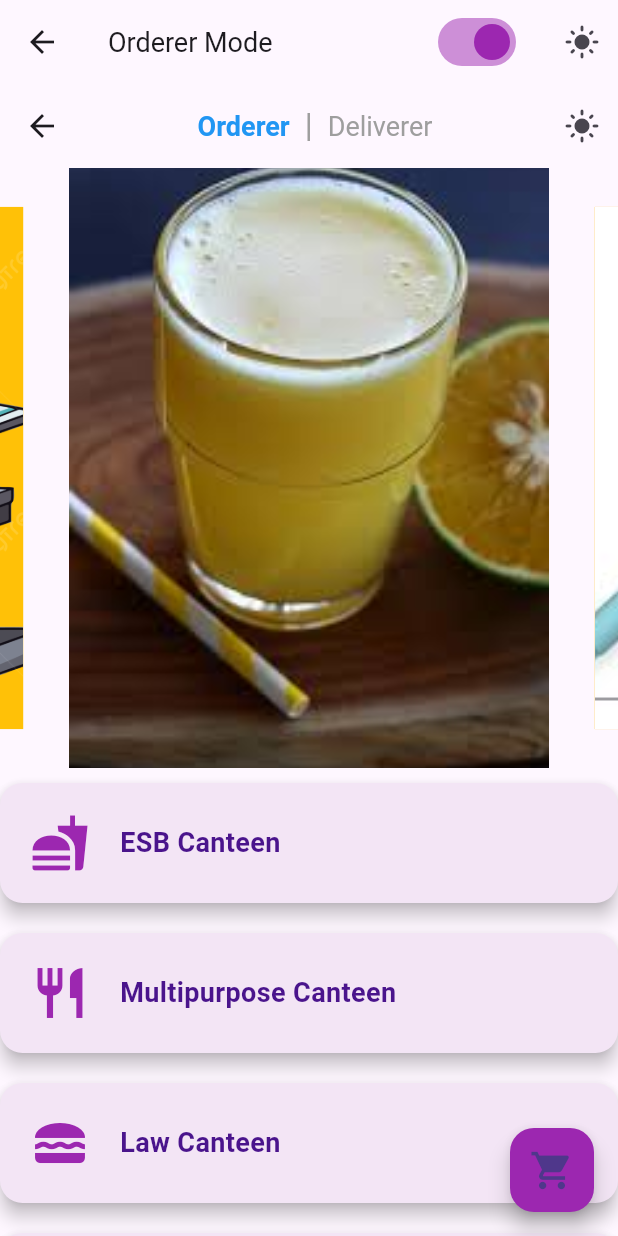
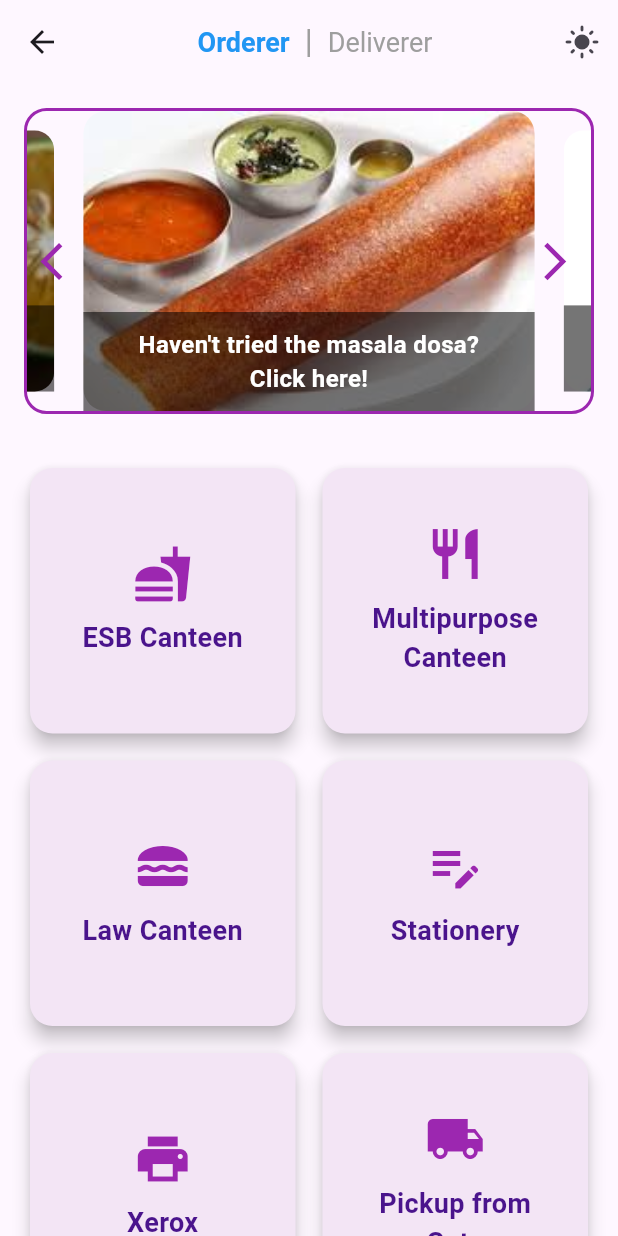
Before and after one commit to aarthipv/StudVery, a Flutter app: the DeliveryPage screen opened directly, scrolled down 464 dp, after a tap on "Orderer", on a phone screen of 412 x 824 dp. Run offline on Flutter 3.47's test engine with Material 3 defaults, Android fonts, the phone set to English and light mode, and no system bars; drawn by our look-alikes of carousel_slider; our stand-ins replace cloud_firestore, firebase_auth, firebase_core; missing offline and left inert: dart:js, dart:js_util; accounts and stored records are empty.

Commit message:
final changes hopefully

```diff
--- /dev/null
+++ b/lib/common_app_bar.dart
@@ -0,0 +1,77 @@
+import 'package:flutter/material.dart';
+import 'package:provider/provider.dart';
+import 'main.dart'; // Import MyHomePage
+import 'delivery.dart'; // Import DeliveryPage
+import 'theme_notifier.dart'; // Import the ThemeNotifier
+
+class CommonAppBar extends StatelessWidget implements PreferredSizeWidget {
+  final bool isOrdererMode;
+
+  CommonAppBar({required this.isOrdererMode});
+
+  @override
+  Widget build(BuildContext context) {
+    return AppBar(
+      title: Row(
+        mainAxisAlignment: MainAxisAlignment.center,
+        children: [
+          GestureDetector(
+            onTap: () {
+              if (!isOrdererMode) {
+                Navigator.pushReplacement(
+                  context,
+                  MaterialPageRoute(builder: (context) => MyHomePage()),
+                );
+              }
+            },
+            child: Text(
+              'Orderer',
+              style: TextStyle(
+                fontSize: 18,
+                fontWeight: isOrdererMode ? FontWeight.bold : FontWeight.normal,
+                color: isOrdererMode ? Colors.blue : Colors.grey,
+              ),
+            ),
+          ),
+          SizedBox(width: 10),
+          Text('|', style: TextStyle(color: Colors.grey)),
+          SizedBox(width: 10),
+          GestureDetector(
+            onTap: () {
+              if (isOrdererMode) {
+                Navigator.pushReplacement(
+                  context,
+                  MaterialPageRoute(builder: (context) => DeliveryPage()),
+                );
+              }
+            },
+            child: Text(
+              'Deliverer',
+              style: TextStyle(
+                fontSize: 18,
+                fontWeight: isOrdererMode ? FontWeight.normal : FontWeight.bold,
+                color: isOrdererMode ? Colors.grey : Colors.blue,
+              ),
+            ),
+          ),
+        ],
+      ),
+      centerTitle: true,
+      actions: [
+        IconButton(
+          icon: Icon(
+            Provider.of<ThemeNotifier>(context).isDarkTheme
+                ? Icons.dark_mode
+                : Icons.light_mode,
+          ),
+          onPressed: () {
+            Provider.of<ThemeNotifier>(context, listen: false).toggleTheme();
+          },
+        ),
+      ],
+    );
+  }
+
+  @override
+  Size get preferredSize => Size.fromHeight(kToolbarHeight);
+}
--- a/lib/delivery.dart
+++ b/lib/delivery.dart
@@ -2,6 +2,7 @@ import 'package:flutter/material.dart';
 import 'package:provider/provider.dart';
 import 'package:flutter_application_2/main.dart'; // Import MyHomePage
 import 'theme_notifier.dart'; // Import the ThemeNotifier
+import 'common_app_bar.dart'; // Import the CommonAppBar
 
 class DeliveryPage extends StatefulWidget {
   @override
@@ -88,61 +89,7 @@ class _DeliveryPageState extends State<DeliveryPage> {
   @override
   Widget build(BuildContext context) {
     return Scaffold(
-      appBar: AppBar(
-        title: Row(
-          mainAxisAlignment: MainAxisAlignment.center,
-          children: [
-            GestureDetector(
-              onTap: () {
-                Navigator.pushReplacement(
-                  context,
-                  MaterialPageRoute(builder: (context) => MyHomePage()),
-                );
-              },
-              child: Text(
-                'Orderer',
-                style: TextStyle(
-                  fontSize: 18,
-                  fontWeight: FontWeight.normal,
-                  color: Colors.grey,
-                ),
-              ),
-            ),
-            SizedBox(width: 10),
-            Text('|', style: TextStyle(color: Colors.grey)),
-            SizedBox(width: 10),
-            GestureDetector(
-              onTap: () {
-                Navigator.pushReplacement(
-                  context,
-                  MaterialPageRoute(builder: (context) => DeliveryPage()),
-                );
-              },
-              child: Text(
-                'Deliverer',
-                style: TextStyle(
-                  fontSize: 18,
-                  fontWeight: FontWeight.bold,
-                  color: Colors.blue,
-                ),
-              ),
-            ),
-          ],
-        ),
-        centerTitle: true,
-        actions: [
-          IconButton(
-            icon: Icon(
-              Provider.of<ThemeNotifier>(context).isDarkTheme
-                  ? Icons.dark_mode
-                  : Icons.light_mode,
-            ),
-            onPressed: () {
-              Provider.of<ThemeNotifier>(context, listen: false).toggleTheme();
-            },
-          ),
-        ],
-      ),
+      appBar: CommonAppBar(isOrdererMode: false),
       body: ListView.builder(
         itemCount: orders.length,
         itemBuilder: (context, index) {
--- a/lib/main.dart
+++ b/lib/main.dart
@@ -50,50 +50,6 @@ class MyApp extends StatelessWidget {
     );
   }
 }
-class GlobalAppBar extends StatelessWidget implements PreferredSizeWidget {
-  final bool isOrdererMode;
-  final Function(bool) onModeToggle;
-
-  const GlobalAppBar({
-    required this.isOrdererMode,
-    required this.onModeToggle,
-  });
-
-  @override
-  Widget build(BuildContext context) {
-    return AppBar(
-      title: Row(
-        mainAxisAlignment: MainAxisAlignment.spaceBetween,
-        children: [
-          Text(
-            isOrdererMode ? 'Orderer Mode' : 'Deliverer Mode',
-            style: TextStyle(fontSize: 18),
-          ),
-          Switch(
-            value: isOrdererMode,
-            onChanged: onModeToggle,
-            activeColor: Colors.purple,
-          ),
-        ],
-      ),
-      actions: [
-        IconButton(
-          icon: Icon(
-            Provider.of<ThemeNotifier>(context).isDarkTheme
-                ? Icons.dark_mode
-                : Icons.light_mode,
-          ),
-          onPressed: () {
-            Provider.of<ThemeNotifier>(context, listen: false).toggleTheme();
-          },
-        ),
-      ],
-    );
-  }
-
-  @override
-  Size get preferredSize => Size.fromHeight(kToolbarHeight);
-}
 
 
 class MyHomePage extends StatefulWidget {
@@ -112,13 +68,7 @@ class _MyHomePageState extends State<MyHomePage> {
 
   @override
   Widget build(BuildContext context) {
-    return Scaffold(
-      appBar: GlobalAppBar(
-        isOrdererMode: isOrdererMode,
-        onModeToggle: toggleMode,
-      ),
-      body: isOrdererMode ? OrdererPage() : DeliveryPage(),
-    );
+    return isOrdererMode ? OrdererPage() : DeliveryPage();
   }
 }
 
--- a/lib/orderer.dart
+++ b/lib/orderer.dart
@@ -11,10 +11,10 @@ import 'package:carousel_slider/carousel_slider.dart';
 import 'package:flutter_application_2/pickuppage.dart';
 import 'package:flutter_application_2/orderproblem.dart';
 import 'package:carousel_slider/carousel_controller.dart';
-import 'package:carousel_slider/carousel_options.dart';
 import 'package:provider/provider.dart';
 import 'main.dart'; // Import the CartState class
 import 'theme_notifier.dart'; // Import the ThemeNotifier
+import 'common_app_bar.dart'; // Import the CommonAppBar
 
 class OrdererPage extends StatefulWidget {
   @override
@@ -27,13 +27,13 @@ class _OrdererPageState extends State<OrdererPage> {
       'title': 'ESB Canteen',
       'icon': Icons.fastfood,
       'page': ESBCanteenPage(),
-      'tags': ['esb', 'canteen', 'food', 'snacks']
+      'tags': ['idli', 'vada', 'dosa', 'chapathi', 'esb', 'canteen']
     },
     {
       'title': 'Multipurpose Canteen',
       'icon': Icons.restaurant,
       'page': MultipurposeCanteenPage(),
-      'tags': ['multipurpose', 'canteen', 'food', 'snacks']
+      'tags': ['north mess', 'south mess', 'canteen', 'meals', 'multipurpose']
     },
     {
       'title': 'Law Canteen',
@@ -65,8 +65,8 @@ class _OrdererPageState extends State<OrdererPage> {
 
   final List<Map<String, dynamic>> carouselItems = [
     {
-      'image': 'assets/moosambi_juice.jpg',
-      'tagline': 'Feeling tired, try our moosambi juice!',
+      'image': 'assets/masala_dosa.jpg',
+      'tagline': 'Haven\'t tried the masala dosa? Click here!',
       'page': ESBCanteenPage(),
     },
     {
@@ -80,9 +80,14 @@ class _OrdererPageState extends State<OrdererPage> {
       'page': StationaryPage(),
     },
     {
-      'image': 'assets/photocopy.png',
+      'image': 'assets/photocopy.jpg',
       'tagline': 'Quick photocopy services available!',
       'page': XeroxPage(),
+    },
+    {
+      'image': 'assets/moosambi_juice.jpg',
+      'tagline': 'Feeling tired, try our moosambi juice!',
+      'page': ESBCanteenPage(),
     },
   ];
 
@@ -97,62 +102,17 @@ class _OrdererPageState extends State<OrdererPage> {
         .toList();
 
     return Scaffold(
-      appBar: AppBar(
-        title: Row(
-          mainAxisAlignment: MainAxisAlignment.center,
+      appBar: CommonAppBar(isOrdererMode: true),
+      body: SingleChildScrollView(
+        child: Column(
           children: [
-            GestureDetector(
-              onTap: () {
-                Navigator.pushReplacement(
-                  context,
-                  MaterialPageRoute(builder: (context) => MyHomePage()),
-                );
-              },
-              child: Text(
-                'Orderer',
-                style: TextStyle(
-                  fontSize: 18,
-                  fontWeight: FontWeight.bold,
-                  color: Colors.blue,
+            Container(
+              margin: EdgeInsets.all(16.0),
+              decoration: BoxDecoration(
+                border: Border.all(color: Colors.purple, width: 2),
+                borderRadius: BorderRadius.circular(15),
               ),
-              ),
-            ),
-            SizedBox(width: 10),
-            Text('|', style: TextStyle(color: Colors.grey)),
-            SizedBox(width: 10),
-            GestureDetector(
-              onTap: () {
-                Navigator.pushReplacement(
-                  context,
-                  MaterialPageRoute(builder: (context) => DeliveryPage()),
-                );
-              },
-              child: Text(
-                'Deliverer',
-                style: TextStyle(
-                  fontSize: 18,
-                  fontWeight: FontWeight.normal,
-                  color: Colors.grey,
-                ),
-              ),
-            ),
-          ],
-        ),
-        centerTitle: true,
-        actions: [
-          IconButton(
-            icon: Icon(
-              Provider.of<ThemeNotifier>(context).isDarkTheme
-                  ? Icons.dark_mode
-                  : Icons.light_mode,
-            ),
-            onPressed: () {
-              Provider.of<ThemeNotifier>(context, listen: false).toggleTheme();
-            },
-          ),
-        ],
-      ),
-      body: Column(
+              child: Stack(
                 children: [
                   CarouselSlider(
                     items: carouselItems.map((item) {
@@ -162,46 +122,107 @@ class _OrdererPageState extends State<OrdererPage> {
                             onTap: () {
                               Navigator.push(
                                 context,
-                        MaterialPageRoute(builder: (context) => item['page']),
+                                MaterialPageRoute(
+                                  builder: (context) => item['page'],
+                                ),
                               );
                             },
+                            child: Stack(
+                              children: [
+                                Container(
+                                  width: MediaQuery.of(context).size.width,
+                                  decoration: BoxDecoration(
+                                    image: DecorationImage(
+                                      image: AssetImage(item['image']),
+                                      fit: BoxFit.cover,
+                                    ),
+                                    borderRadius: BorderRadius.circular(15),
+                                  ),
+                                ),
+                                Align(
+                                  alignment: Alignment.bottomCenter,
                                   child: Container(
-                      width: MediaQuery.of(context).size.width,
-                      margin: EdgeInsets.symmetric(horizontal: 5.0),
-                      decoration: BoxDecoration(
-                        color: Colors.amber,
+                                    color: Colors.black54,
+                                    padding: EdgeInsets.symmetric(
+                                        vertical: 10.0, horizontal: 20.0),
+                                    child: Text(
+                                      item['tagline'],
+                                      style: TextStyle(
+                                        fontSize: 16.0,
+                                        fontWeight: FontWeight.bold,
+                                        color: Colors.white,
                                       ),
-                      child: Image.asset(item['image'], fit: BoxFit.cover),
+                                      textAlign: TextAlign.center,
+                                    ),
+                                  ),
+                                ),
+                              ],
                             ),
                           );
                         },
                       );
                     }).toList(),
+                    carouselController: _controller,
                     options: CarouselOptions(
-              height: 400.0,
+                      height: 200.0,
+                      autoPlay: true,
                       enlargeCenterPage: true,
-              autoPlay: true,
-              aspectRatio: 16 / 9,
-              autoPlayCurve: Curves.fastOutSlowIn,
-              enableInfiniteScroll: true,
-              autoPlayAnimationDuration: Duration(milliseconds: 800),
-              viewportFraction: 0.8,
+                      onPageChanged: (index, reason) {
+                        setState(() {
+                          _currentIndex = index;
+                        });
+                      },
                     ),
-            carouselController: _controller,
                   ),
-          Expanded(
-            child: ListView.builder(
+                  Positioned(
+                    left: 0,
+                    top: 0,
+                    bottom: 0,
+                    child: IconButton(
+                      icon: Icon(Icons.arrow_back_ios,
+                          color: Colors.purple, size: 30),
+                      onPressed: () {
+                        _controller.previousPage();
+                      },
+                    ),
+                  ),
+                  Positioned(
+                    right: 0,
+                    top: 0,
+                    bottom: 0,
+                    child: IconButton(
+                      icon: Icon(Icons.arrow_forward_ios,
+                          color: Colors.purple, size: 30),
+                      onPressed: () {
+                        _controller.nextPage();
+                      },
+                    ),
+                  ),
+                ],
+              ),
+            ),
+            Padding(
+              padding: const EdgeInsets.all(16.0),
+              child: GridView.builder(
+                shrinkWrap: true,
+                physics: NeverScrollableScrollPhysics(),
+                gridDelegate: SliverGridDelegateWithFixedCrossAxisCount(
+                  crossAxisCount: 2,
+                  crossAxisSpacing: 10,
+                  mainAxisSpacing: 10,
+                ),
                 itemCount: filteredOptions.length,
                 itemBuilder: (context, index) {
                   return GestureDetector(
                     onTap: () {
                       Navigator.push(
                         context,
-                      MaterialPageRoute(builder: (context) => filteredOptions[index]['page']),
+                        MaterialPageRoute(
+                          builder: (context) => filteredOptions[index]['page'],
+                        ),
                       );
                     },
                     child: Card(
-                    margin: EdgeInsets.symmetric(vertical: 10),
                       shape: RoundedRectangleBorder(
                         borderRadius: BorderRadius.circular(15),
                       ),
@@ -209,23 +230,23 @@ class _OrdererPageState extends State<OrdererPage> {
                       color: Colors.purple[50],
                       child: Padding(
                         padding: const EdgeInsets.all(20.0),
-                      child: Row(
+                        child: Column(
+                          mainAxisAlignment: MainAxisAlignment.center,
                           children: [
                             Icon(
                               filteredOptions[index]['icon'],
                               size: 40,
                               color: Colors.purple,
                             ),
-                          SizedBox(width: 20),
-                          Expanded(
-                            child: Text(
+                            SizedBox(height: 10),
+                            Text(
                               filteredOptions[index]['title'],
                               style: TextStyle(
                                 fontSize: 18,
                                 fontWeight: FontWeight.bold,
                                 color: Colors.purple[900],
                               ),
-                            ),
+                              textAlign: TextAlign.center,
                             ),
                           ],
                         ),
@@ -237,15 +258,6 @@ class _OrdererPageState extends State<OrdererPage> {
             ),
           ],
         ),
-      floatingActionButton: FloatingActionButton(
-        onPressed: () {
-          Navigator.push(
-            context,
-            MaterialPageRoute(builder: (context) => CartPage()),
-          );
-        },
-        child: Icon(Icons.shopping_cart, size: 30),
-        backgroundColor: Colors.purple,
       ),
     );
   }
```
Lines whose indentation alone changed are shown as unchanged.
